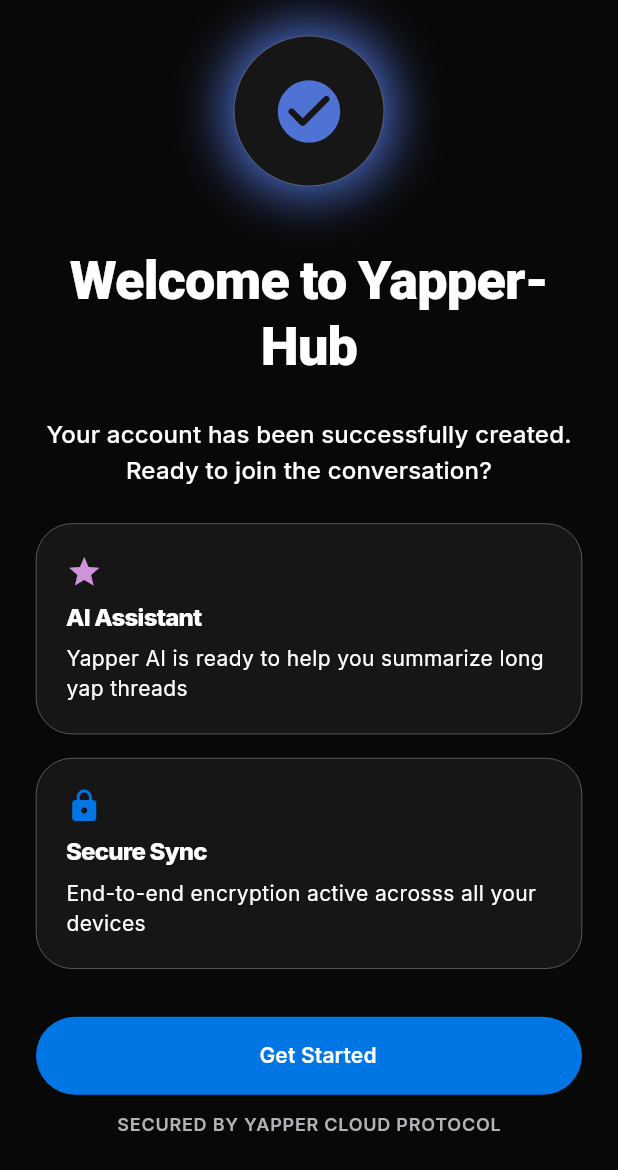
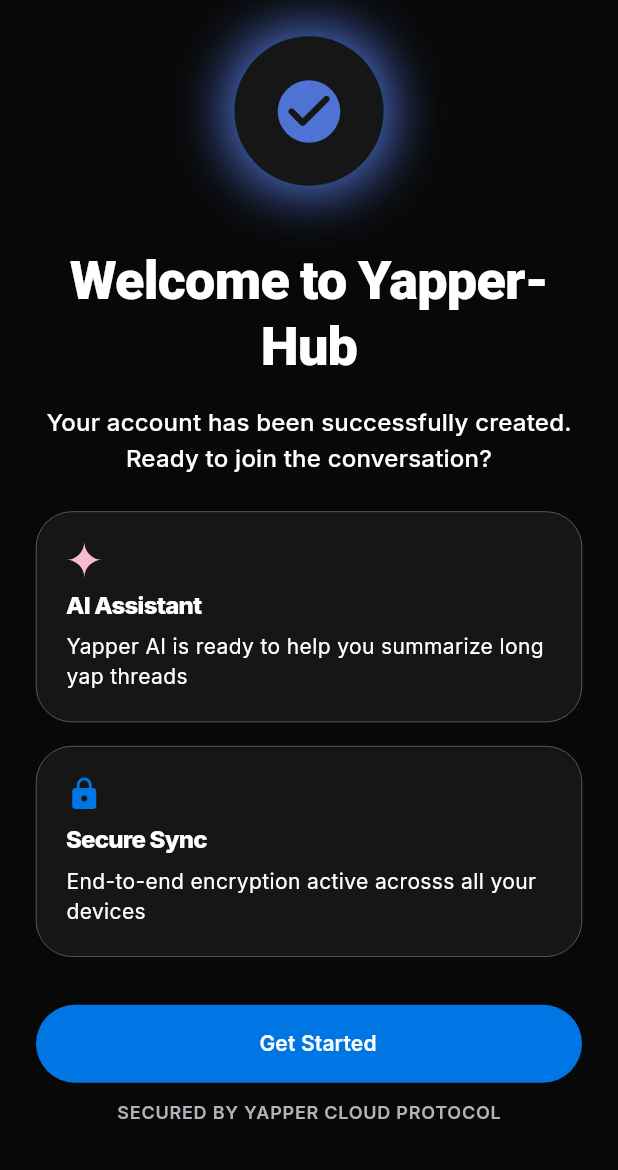
Before and after one commit to KaiKai-dev/Yapper-Hub, a Flutter app: the SignupResultSuccessScreen screen opened by its route, on a phone screen of 412 x 824 dp. Shown: the top 1170 px of the screen. Run offline on Flutter 3.47's test engine with Material 3 defaults, Android fonts, the light colour scheme and no system bars; our stand-ins replace dio, flutter_riverpod, flutter_svg, freezed_annotation, go_router, google_fonts; generated files the repository leaves out were written again; Roboto replaces fonts that are missing (Poppins); statements that could not run were skipped.

Commit message:
minor UI enhancements

```diff
--- a/lib/features/presentation/signup/form/result/sign_up.result.error.screen.dart
+++ b/lib/features/presentation/signup/form/result/sign_up.result.error.screen.dart
@@ -20,7 +20,10 @@ class _SignupResultErrorScreenState extends State<SignupResultErrorScreen> {
       child: Scaffold(
         body: Container(
           width: double.infinity,
-          padding: EdgeInsets.all(16),
+          padding: EdgeInsets.symmetric(
+            horizontal: 16,
+            vertical: 32
+          ),
           child: Column(
             mainAxisAlignment: MainAxisAlignment.start,
             crossAxisAlignment: CrossAxisAlignment.center,
--- a/lib/features/presentation/signup/form/result/sign_up.result.success.screen.dart
+++ b/lib/features/presentation/signup/form/result/sign_up.result.success.screen.dart
@@ -3,6 +3,7 @@ import 'package:chat_app/core/widgets/app_button.widget.dart';
 import 'package:chat_app/features/data/services/routing.service.dart';
 import 'package:chat_app/features/presentation/signup/widgets/yapper_features_card.widget.dart';
 import 'package:flutter/material.dart';
+import 'package:flutter_svg/svg.dart';
 
 class SignupResultSuccessScreen extends StatelessWidget {
   const SignupResultSuccessScreen({super.key});
@@ -30,7 +31,7 @@ class SignupResultSuccessScreen extends StatelessWidget {
                     borderRadius: BorderRadius.circular(headerBadgeSize / 2),
                     border: Border.all(
                       width: .15,
-                      color: theme.colorScheme.onPrimaryContainer,
+                      color: theme.colorScheme.primary,
                     ),
                     boxShadow: [
                       BoxShadow(
@@ -56,11 +57,13 @@ class SignupResultSuccessScreen extends StatelessWidget {
                     fontWeight: FontWeight.w800,
                   ),
                 ),
-                SizedBox(height: 24),
+                SizedBox(height: 16),
                 Text(
                   'Your account has been successfully created. Ready to join the conversation?',
                   textAlign: .center,
-                  style: theme.textTheme.titleMedium,
+                  style: theme.textTheme.titleMedium!.copyWith(
+                    fontSize: 16
+                  ),
                 ),
                 SizedBox(height: 24),
 
@@ -68,7 +71,10 @@ class SignupResultSuccessScreen extends StatelessWidget {
                   title: 'AI Assistant',
                   message:
                       'Yapper AI is ready to help you summarize long yap threads',
-                  icon: Icon(Icons.star, color: Colors.purple.shade200),
+                  icon: SvgPicture.asset(
+                    'assets/app_icons/googlegemini.svg',
+                    colorFilter: ColorFilter.mode(Colors.pink.shade100, BlendMode.srcIn),
+                  ),
                 ),
                 SizedBox(height: 16),
                 YapperFeaturesCard(
--- a/lib/features/presentation/splash/pages/welcome.page.dart
+++ b/lib/features/presentation/splash/pages/welcome.page.dart
@@ -61,7 +61,7 @@ class _WelcomeScreenState extends ConsumerState<WelcomeScreen> {
                     ],
                   ),
                   AppButton(
-                    onPressed: () => RoutingService.instance.pushNamed(.signupError),
+                    onPressed: () => RoutingService.instance.pushNamed(.signupSuccess),
                     title: "Login",
                   ),
                 ],
--- a/pubspec.yaml
+++ b/pubspec.yaml
@@ -68,6 +68,7 @@ flutter:
   assets:
     - assets/
     - assets/app_logos/
+    - assets/app_icons/
 
   # An image asset can refer to one or more resolution-specific "variants", see
   # https://flutter.dev/to/resolution-aware-images
```
Also changed, not shown: assets/app_icons/googlegemini.svg (added).
